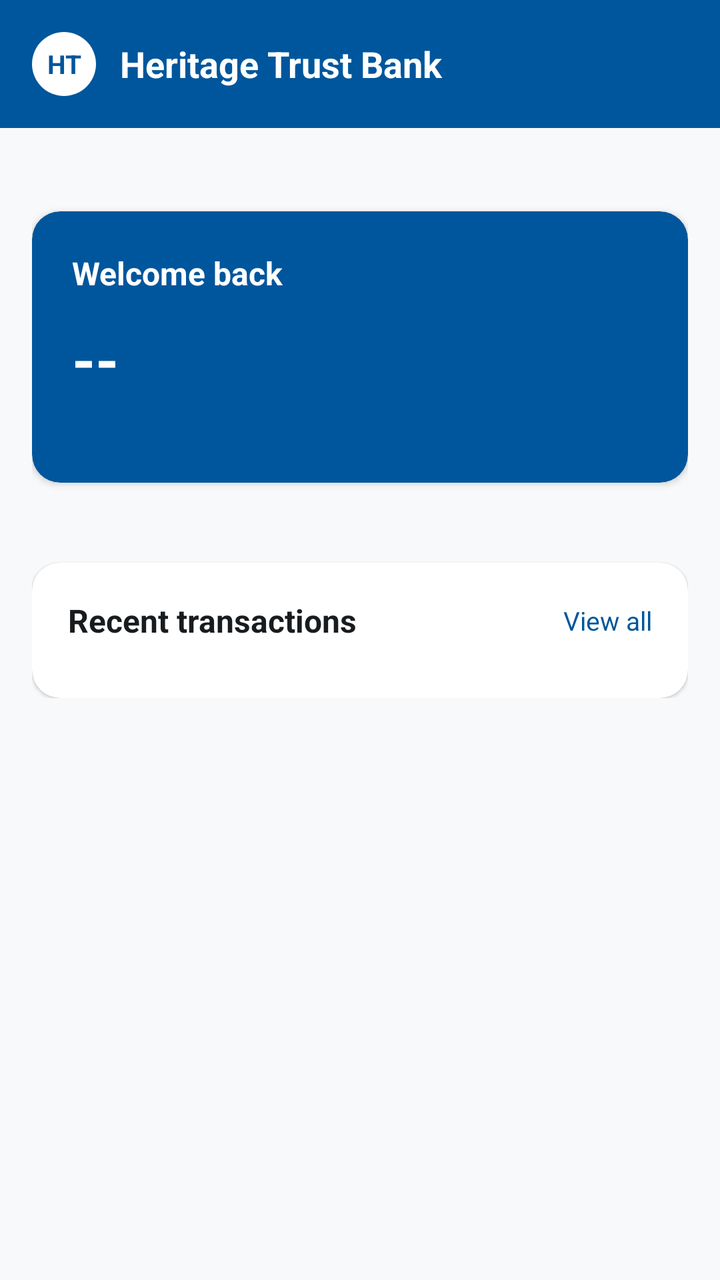
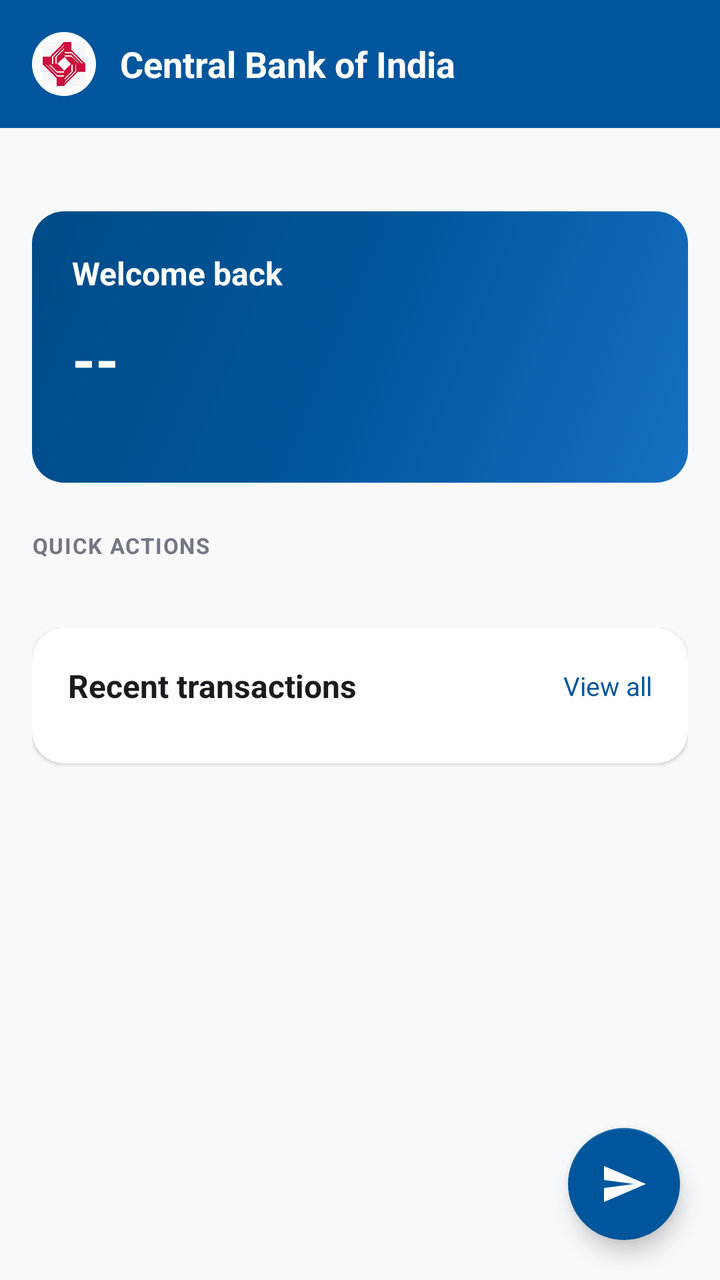

Compare the two renders of this Android layout. The source of the first and the diff that turns it into the second are given below.
<!-- AndroidManifest.xml: application theme Theme.CogniGuardDemo -->
<!-- res/layout/activity_dashboard.xml -->
<?xml version="1.0" encoding="utf-8"?>
<LinearLayout xmlns:android="http://schemas.android.com/apk/res/android"
    xmlns:app="http://schemas.android.com/apk/res-auto"
    android:layout_width="match_parent"
    android:layout_height="match_parent"
    android:orientation="vertical"
    android:background="@color/cbi_surface">

    <include layout="@layout/partial_header" />

    <ScrollView
        android:layout_width="match_parent"
        android:layout_height="match_parent">

        <LinearLayout
            android:layout_width="match_parent"
            android:layout_height="wrap_content"
            android:orientation="vertical"
            android:padding="16dp">

            <TextView
                android:id="@+id/dashboardStatusText"
                android:layout_width="match_parent"
                android:layout_height="wrap_content"
                android:layout_marginBottom="8dp"
                android:textColor="@color/cbi_text_muted"
                android:textSize="13sp" />

            
            <com.google.android.material.card.MaterialCardView
                android:layout_width="match_parent"
                android:layout_height="wrap_content"
                app:cardCornerRadius="14dp"
                app:cardElevation="2dp"
                app:cardBackgroundColor="@color/cbi_primary">

                <LinearLayout
                    android:layout_width="match_parent"
                    android:layout_height="wrap_content"
                    android:orientation="vertical"
                    android:padding="20dp">

                    <TextView
                        android:id="@+id/welcomeText"
                        android:layout_width="match_parent"
                        android:layout_height="wrap_content"
                        android:text="Welcome back"
                        android:textColor="@color/white"
                        android:textSize="16sp"
                        android:textStyle="bold" />

                    <TextView
                        android:id="@+id/balanceText"
                        android:layout_width="match_parent"
                        android:layout_height="wrap_content"
                        android:layout_marginTop="12dp"
                        android:text="--"
                        android:textColor="@color/white"
                        android:textSize="30sp"
                        android:textStyle="bold" />

                    <TextView
                        android:id="@+id/accountSummaryText"
                        android:layout_width="match_parent"
                        android:layout_height="wrap_content"
                        android:layout_marginTop="4dp"
                        android:textColor="@color/cbi_primary_light"
                        android:textSize="13sp" />
                </LinearLayout>
            </com.google.android.material.card.MaterialCardView>

            
            <LinearLayout
                android:id="@+id/quickActionsRow"
                android:layout_width="match_parent"
                android:layout_height="wrap_content"
                android:layout_marginTop="20dp"
                android:orientation="horizontal"
                android:gravity="center" />

            
            <com.google.android.material.card.MaterialCardView
                android:layout_width="match_parent"
                android:layout_height="wrap_content"
                android:layout_marginTop="20dp"
                app:cardCornerRadius="14dp"
                app:cardElevation="1dp"
                app:cardBackgroundColor="@color/white">

                <LinearLayout
                    android:layout_width="match_parent"
                    android:layout_height="wrap_content"
                    android:orientation="vertical"
                    android:padding="18dp">

                    <LinearLayout
                        android:layout_width="match_parent"
                        android:layout_height="wrap_content"
                        android:orientation="horizontal"
                        android:gravity="center_vertical">

                        <TextView
                            android:layout_width="0dp"
                            android:layout_height="wrap_content"
                            android:layout_weight="1"
                            android:text="Recent transactions"
                            android:textColor="@color/cbi_text"
                            android:textSize="16sp"
                            android:textStyle="bold" />

                        <TextView
                            android:id="@+id/viewAllTransactionsLink"
                            android:layout_width="wrap_content"
                            android:layout_height="wrap_content"
                            android:text="View all"
                            android:textColor="@color/cbi_primary"
                            android:textSize="13sp"
                            android:clickable="true"
                            android:focusable="true" />
                    </LinearLayout>

                    <LinearLayout
                        android:id="@+id/recentTransactionsContainer"
                        android:layout_width="match_parent"
                        android:layout_height="wrap_content"
                        android:layout_marginTop="10dp"
                        android:orientation="vertical" />
                </LinearLayout>
            </com.google.android.material.card.MaterialCardView>

        </LinearLayout>
    </ScrollView>
</LinearLayout>
<!-- res/layout/partial_header.xml (included above) -->
<?xml version="1.0" encoding="utf-8"?>
<LinearLayout xmlns:android="http://schemas.android.com/apk/res/android"
    android:layout_width="match_parent"
    android:layout_height="wrap_content"
    android:orientation="horizontal"
    android:gravity="center_vertical"
    android:background="@color/cbi_primary"
    android:padding="16dp">

    <LinearLayout
        android:id="@+id/headerLogoArea"
        android:layout_width="0dp"
        android:layout_height="wrap_content"
        android:layout_weight="1"
        android:orientation="horizontal"
        android:gravity="center_vertical"
        android:clickable="true"
        android:focusable="true">

        <TextView
            android:layout_width="32dp"
            android:layout_height="32dp"
            android:background="@drawable/bg_logo_circle"
            android:gravity="center"
            android:text="HT"
            android:textColor="@color/cbi_primary"
            android:textSize="13sp"
            android:textStyle="bold" />

        <TextView
            android:layout_width="wrap_content"
            android:layout_height="wrap_content"
            android:layout_marginStart="12dp"
            android:text="@string/app_name"
            android:textColor="@color/white"
            android:textSize="18sp"
            android:textStyle="bold" />
    </LinearLayout>

    <TextView
        android:id="@+id/headerUsername"
        android:layout_width="wrap_content"
        android:layout_height="wrap_content"
        android:textColor="@color/cbi_primary_light"
        android:textSize="13sp" />
</LinearLayout>
<!-- resources referenced by this layout -->
<resources>
  <color name="cbi_primary">#00569C</color>
  <color name="cbi_primary_light">#EBF1FF</color>
  <color name="cbi_surface">#F8F9FA</color>
  <color name="cbi_text">#191C1E</color>
  <color name="cbi_text_muted">#717783</color>
  <color name="white">#FFFFFF</color>
  <!-- drawable bg_logo_circle (drawable) -->
  <?xml version="1.0" encoding="utf-8"?>
  <shape xmlns:android="http://schemas.android.com/apk/res/android"
      android:shape="oval">
      <solid android:color="@color/white" />
  </shape>
  <string name="app_name">Heritage Trust Bank</string>
  <style name="Theme.CogniGuardDemo" parent="Theme.MaterialComponents.Light.NoActionBar">
          <item name="colorPrimary">@color/cbi_primary</item>
          <item name="colorPrimaryDark">@color/cbi_primary_dark</item>
          <item name="colorAccent">@color/cbi_accent</item>
          <item name="colorSecondary">@color/cbi_accent</item>
          <item name="android:windowBackground">@color/cbi_surface</item>
          <item name="android:textColorPrimary">@color/cbi_text</item>
      </style>
  <color name="cbi_primary_dark">#004B87</color>
  <color name="cbi_accent">#BA0035</color>
</resources>

<!-- the commit's change to res/layout/activity_dashboard.xml (unified diff, before → after) -->
@@ -8,128 +8,160 @@
 
     <include layout="@layout/partial_header" />
 
-    <ScrollView
+    <androidx.coordinatorlayout.widget.CoordinatorLayout
         android:layout_width="match_parent"
         android:layout_height="match_parent">
 
-        <LinearLayout
+        <ScrollView
             android:layout_width="match_parent"
-            android:layout_height="wrap_content"
-            android:orientation="vertical"
-            android:padding="16dp">
-
-            <TextView
-                android:id="@+id/dashboardStatusText"
+            android:layout_height="match_parent">
+
+            <LinearLayout
                 android:layout_width="match_parent"
                 android:layout_height="wrap_content"
-                android:layout_marginBottom="8dp"
-                android:textColor="@color/cbi_text_muted"
-                android:textSize="13sp" />
-
-            
-            <com.google.android.material.card.MaterialCardView
-                android:layout_width="match_parent"
-                android:layout_height="wrap_content"
-                app:cardCornerRadius="14dp"
-                app:cardElevation="2dp"
-                app:cardBackgroundColor="@color/cbi_primary">
-
-                <LinearLayout
-                    android:layout_width="match_parent"
-                    android:layout_height="wrap_content"
-                    android:orientation="vertical"
-                    android:padding="20dp">
-
-                    <TextView
-                        android:id="@+id/welcomeText"
-                        android:layout_width="match_parent"
-                        android:layout_height="wrap_content"
-                        android:text="Welcome back"
-                        android:textColor="@color/white"
-                        android:textSize="16sp"
-                        android:textStyle="bold" />
-
-                    <TextView
-                        android:id="@+id/balanceText"
-                        android:layout_width="match_parent"
-                        android:layout_height="wrap_content"
-                        android:layout_marginTop="12dp"
-                        android:text="--"
-                        android:textColor="@color/white"
-                        android:textSize="30sp"
-                        android:textStyle="bold" />
-
-                    <TextView
-                        android:id="@+id/accountSummaryText"
-                        android:layout_width="match_parent"
-                        android:layout_height="wrap_content"
-                        android:layout_marginTop="4dp"
-                        android:textColor="@color/cbi_primary_light"
-                        android:textSize="13sp" />
-                </LinearLayout>
-            </com.google.android.material.card.MaterialCardView>
-
-            
-            <LinearLayout
-                android:id="@+id/quickActionsRow"
-                android:layout_width="match_parent"
-                android:layout_height="wrap_content"
-                android:layout_marginTop="20dp"
-                android:orientation="horizontal"
-                android:gravity="center" />
-
-            
-            <com.google.android.material.card.MaterialCardView
-                android:layout_width="match_parent"
-                android:layout_height="wrap_content"
-                android:layout_marginTop="20dp"
-                app:cardCornerRadius="14dp"
-                app:cardElevation="1dp"
-                app:cardBackgroundColor="@color/white">
-
-                <LinearLayout
-                    android:layout_width="match_parent"
-                    android:layout_height="wrap_content"
-                    android:orientation="vertical"
-                    android:padding="18dp">
+                android:orientation="vertical"
+                android:padding="16dp">
+
+                <TextView
+                    android:id="@+id/dashboardStatusText"
+                    android:layout_width="match_parent"
+                    android:layout_height="wrap_content"
+                    android:layout_marginBottom="8dp"
+                    android:textColor="@color/cbi_text_muted"
+                    android:textSize="13sp" />
+
+                
+                <FrameLayout
+                    android:layout_width="match_parent"
+                    android:layout_height="wrap_content"
+                    android:background="@drawable/bg_gradient_balance_card">
 
                     <LinearLayout
                         android:layout_width="match_parent"
                         android:layout_height="wrap_content"
-                        android:orientation="horizontal"
-                        android:gravity="center_vertical">
+                        android:orientation="vertical"
+                        android:padding="20dp">
 
                         <TextView
-                            android:layout_width="0dp"
-                            android:layout_height="wrap_content"
-                            android:layout_weight="1"
-                            android:text="Recent transactions"
-                            android:textColor="@color/cbi_text"
+                            android:id="@+id/welcomeText"
+                            android:layout_width="match_parent"
+                            android:layout_height="wrap_content"
+                            android:text="Welcome back"
+                            android:textColor="@color/white"
                             android:textSize="16sp"
                             android:textStyle="bold" />
 
                         <TextView
-                            android:id="@+id/viewAllTransactionsLink"
-                            android:layout_width="wrap_content"
-                            android:layout_height="wrap_content"
-                            android:text="View all"
-                            android:textColor="@color/cbi_primary"
-                            android:textSize="13sp"
-                            android:clickable="true"
-                            android:focusable="true" />
+                            android:id="@+id/balanceText"
+                            android:layout_width="match_parent"
+                            android:layout_height="wrap_content"
+                            android:layout_marginTop="12dp"
+                            android:text="--"
+                            android:textColor="@color/white"
+                            android:textSize="30sp"
+                            android:textStyle="bold" />
+
+                        <TextView
+                            android:id="@+id/accountSummaryText"
+                            android:layout_width="match_parent"
+                            android:layout_height="wrap_content"
+                            android:layout_marginTop="4dp"
+                            android:textColor="@color/cbi_primary_light"
+                            android:textSize="13sp" />
                     </LinearLayout>
+                </FrameLayout>
+
+                
+                <TextView
+                    android:layout_width="wrap_content"
+                    android:layout_height="wrap_content"
+                    android:layout_marginTop="24dp"
+                    android:letterSpacing="0.05"
+                    android:text="QUICK ACTIONS"
+                    android:textAllCaps="true"
+                    android:textColor="@color/cbi_text_muted"
+                    android:textSize="11sp"
+                    android:textStyle="bold" />
+
+                <LinearLayout
+                    android:id="@+id/quickActionsRow"
+                    android:layout_width="match_parent"
+                    android:layout_height="wrap_content"
+                    android:layout_marginTop="10dp"
+                    android:orientation="horizontal"
+                    android:gravity="center" />
+
+                
+                <com.google.android.material.card.MaterialCardView
+                    android:layout_width="match_parent"
+                    android:layout_height="wrap_content"
+                    android:layout_marginTop="24dp"
+                    app:cardCornerRadius="16dp"
+                    app:cardElevation="1dp"
+                    app:cardBackgroundColor="@color/white">
 
                     <LinearLayout
-                        android:id="@+id/recentTransactionsContainer"
                         android:layout_width="match_parent"
                         android:layout_height="wrap_content"
-                        android:layout_marginTop="10dp"
-                        android:orientation="vertical" />
-                </LinearLayout>
-            </com.google.android.material.card.MaterialCardView>
-
-        </LinearLayout>
-    </ScrollView>
+                        android:orientation="vertical"
+                        android:padding="18dp">
+
+                        <LinearLayout
+                            android:layout_width="match_parent"
+                            android:layout_height="wrap_content"
+                            android:orientation="horizontal"
+                            android:gravity="center_vertical">
+
+                            <TextView
+                                android:layout_width="0dp"
+                                android:layout_height="wrap_content"
+                                android:layout_weight="1"
+                                android:text="Recent transactions"
+                                android:textColor="@color/cbi_text"
+                                android:textSize="16sp"
+                                android:textStyle="bold" />
+
+                            <TextView
+                                android:id="@+id/viewAllTransactionsLink"
+                                android:layout_width="wrap_content"
+                                android:layout_height="wrap_content"
+                                android:text="View all"
+                                android:textColor="@color/cbi_primary"
+                                android:textSize="13sp"
+                                android:clickable="true"
+                                android:focusable="true" />
+                        </LinearLayout>
+
+                        <LinearLayout
+                            android:id="@+id/recentTransactionsContainer"
+                            android:layout_width="match_parent"
+                            android:layout_height="wrap_content"
+                            android:layout_marginTop="10dp"
+                            android:orientation="vertical" />
+                    </LinearLayout>
+                </com.google.android.material.card.MaterialCardView>
+
+                
+                <View
+                    android:layout_width="match_parent"
+                    android:layout_height="72dp" />
+
+            </LinearLayout>
+        </ScrollView>
+
+        
+        <com.google.android.material.floatingactionbutton.FloatingActionButton
+            android:id="@+id/quickTransferFab"
+            android:layout_width="wrap_content"
+            android:layout_height="wrap_content"
+            android:layout_gravity="bottom|end"
+            android:layout_margin="20dp"
+            android:contentDescription="Quick transfer"
+            android:src="@drawable/ic_send"
+            app:backgroundTint="@color/cbi_primary"
+            app:tint="@color/white" />
+
+    </androidx.coordinatorlayout.widget.CoordinatorLayout>
 </LinearLayout>
 <!-- res/layout/partial_header.xml (included above) -->
 <?xml version="1.0" encoding="utf-8"?>
@@ -151,15 +183,13 @@
         android:clickable="true"
         android:focusable="true">
 
-        <TextView
+        <ImageView
             android:layout_width="32dp"
             android:layout_height="32dp"
             android:background="@drawable/bg_logo_circle"
-            android:gravity="center"
-            android:text="HT"
-            android:textColor="@color/cbi_primary"
-            android:textSize="13sp"
-            android:textStyle="bold" />
+            android:contentDescription="@string/app_name"
+            android:padding="5dp"
+            android:src="@drawable/logo" />
 
         <TextView
             android:layout_width="wrap_content"
<!-- resource entries referenced after the edit -->
@@ -6,13 +6,36 @@
   <color name="cbi_text">#191C1E</color>
   <color name="cbi_text_muted">#717783</color>
   <color name="white">#FFFFFF</color>
+  <!-- drawable bg_gradient_balance_card (drawable) -->
+  <?xml version="1.0" encoding="utf-8"?>
+  <shape xmlns:android="http://schemas.android.com/apk/res/android"
+      android:shape="rectangle">
+      <corners android:radius="16dp" />
+      <gradient
+          android:angle="135"
+          android:startColor="@color/cbi_primary_light_accent"
+          android:centerColor="@color/cbi_primary"
+          android:endColor="@color/cbi_primary_dark" />
+  </shape>
   <!-- drawable bg_logo_circle (drawable) -->
   <?xml version="1.0" encoding="utf-8"?>
   <shape xmlns:android="http://schemas.android.com/apk/res/android"
       android:shape="oval">
       <solid android:color="@color/white" />
   </shape>
-  <string name="app_name">Heritage Trust Bank</string>
+  <!-- drawable ic_send (drawable) -->
+  <?xml version="1.0" encoding="utf-8"?>
+  <vector xmlns:android="http://schemas.android.com/apk/res/android"
+      android:width="24dp"
+      android:height="24dp"
+      android:viewportWidth="24"
+      android:viewportHeight="24">
+      <path
+          android:fillColor="#FFFFFFFF"
+          android:pathData="M2.01,21L23,12 2.01,3 2,10l15,2 -15,2z" />
+  </vector>
+  <!-- drawable logo: jpg bitmap (drawable, 103928 bytes) -->
+  <string name="app_name">Central Bank of India</string>
   <style name="Theme.CogniGuardDemo" parent="Theme.MaterialComponents.Light.NoActionBar">
           <item name="colorPrimary">@color/cbi_primary</item>
           <item name="colorPrimaryDark">@color/cbi_primary_dark</item>
@@ -21,6 +44,7 @@
           <item name="android:windowBackground">@color/cbi_surface</item>
           <item name="android:textColorPrimary">@color/cbi_text</item>
       </style>
+  <color name="cbi_primary_light_accent">#176FC1</color>
   <color name="cbi_primary_dark">#004B87</color>
   <color name="cbi_accent">#BA0035</color>
 </resources>
